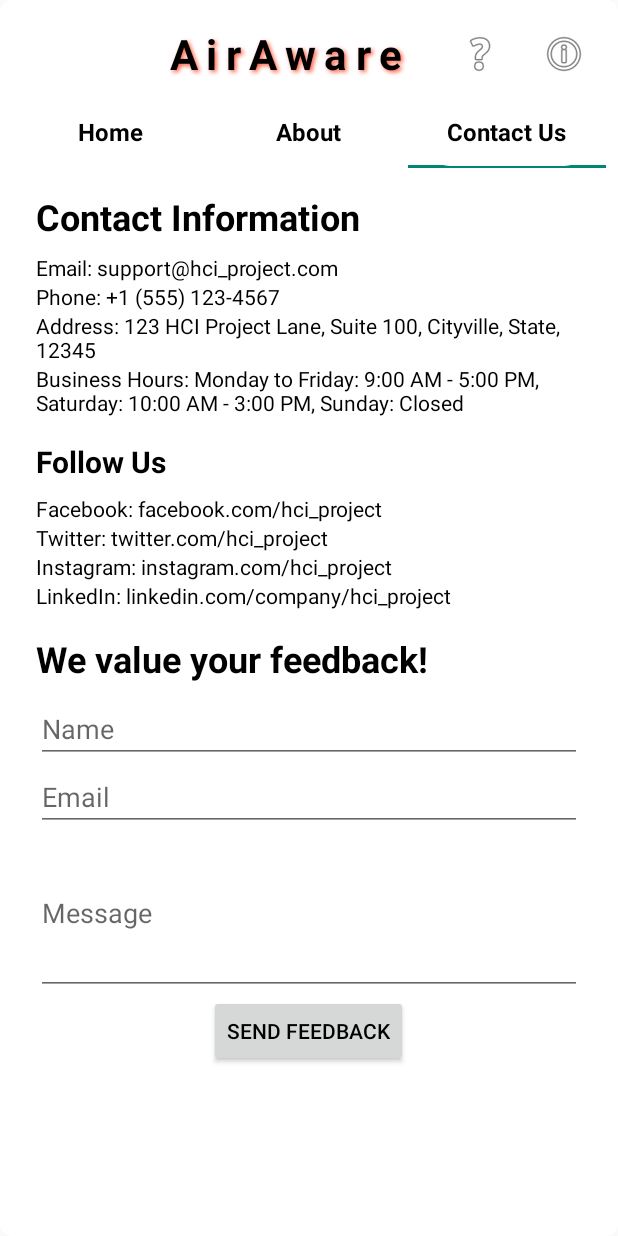
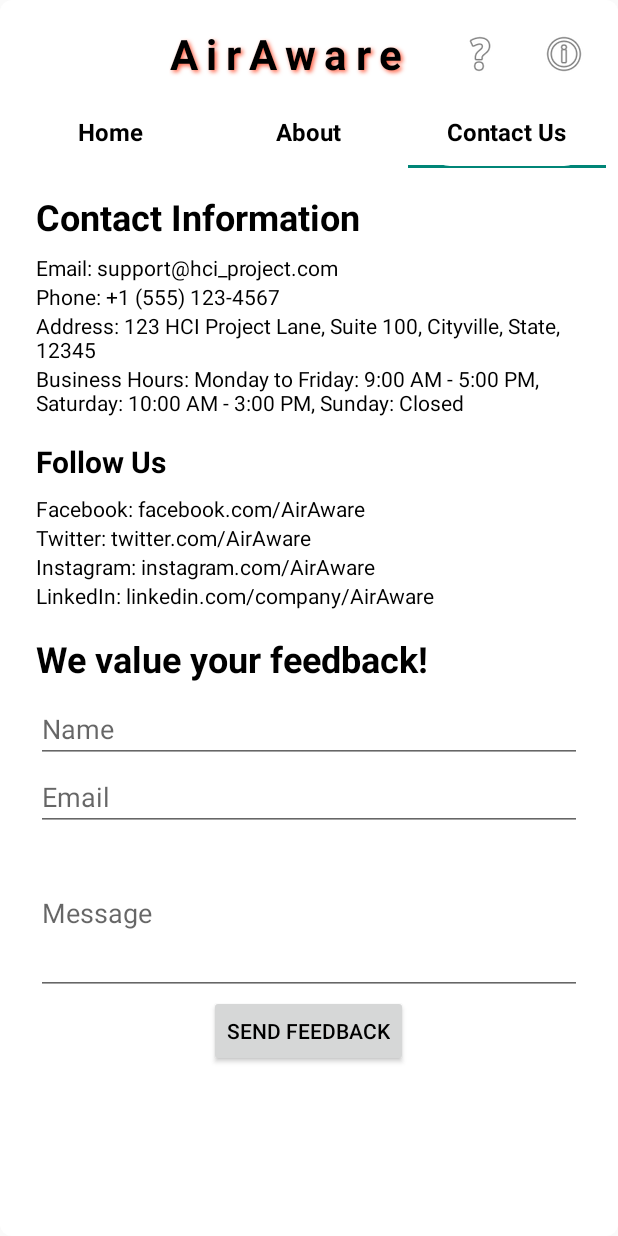
Before and after one commit to YashaswiNayak/PollutionTracking, an Android app: the screen it shows after launch (MainActivity), tab 3 chosen, on a phone screen of 412 x 824 dp. Run offline under Robolectric (Android 15) with nearby library versions, the phone set to English and light mode, and no system bars.

```diff
--- a/app/src/main/res/layout/fragment_contact.xml
+++ b/app/src/main/res/layout/fragment_contact.xml
@@ -53,25 +53,25 @@
         android:layout_width="wrap_content"
         android:layout_height="wrap_content"
         android:textColor="@android:color/black"
-        android:text="Facebook: facebook.com/hci_project"/>
+        android:text="Facebook: facebook.com/AirAware"/>
 
     <TextView
         android:layout_width="wrap_content"
         android:layout_height="wrap_content"
         android:textColor="@android:color/black"
-        android:text="Twitter: twitter.com/hci_project"/>
+        android:text="Twitter: twitter.com/AirAware"/>
 
     <TextView
         android:layout_width="wrap_content"
         android:layout_height="wrap_content"
         android:textColor="@android:color/black"
-        android:text="Instagram: instagram.com/hci_project"/>
+        android:text="Instagram: instagram.com/AirAware"/>
 
     <TextView
         android:layout_width="wrap_content"
         android:layout_height="wrap_content"
         android:textColor="@android:color/black"
-        android:text="LinkedIn: linkedin.com/company/hci_project"
+        android:text="LinkedIn: linkedin.com/company/AirAware"
         android:paddingBottom="16dp"/>
 
     <TextView
```
